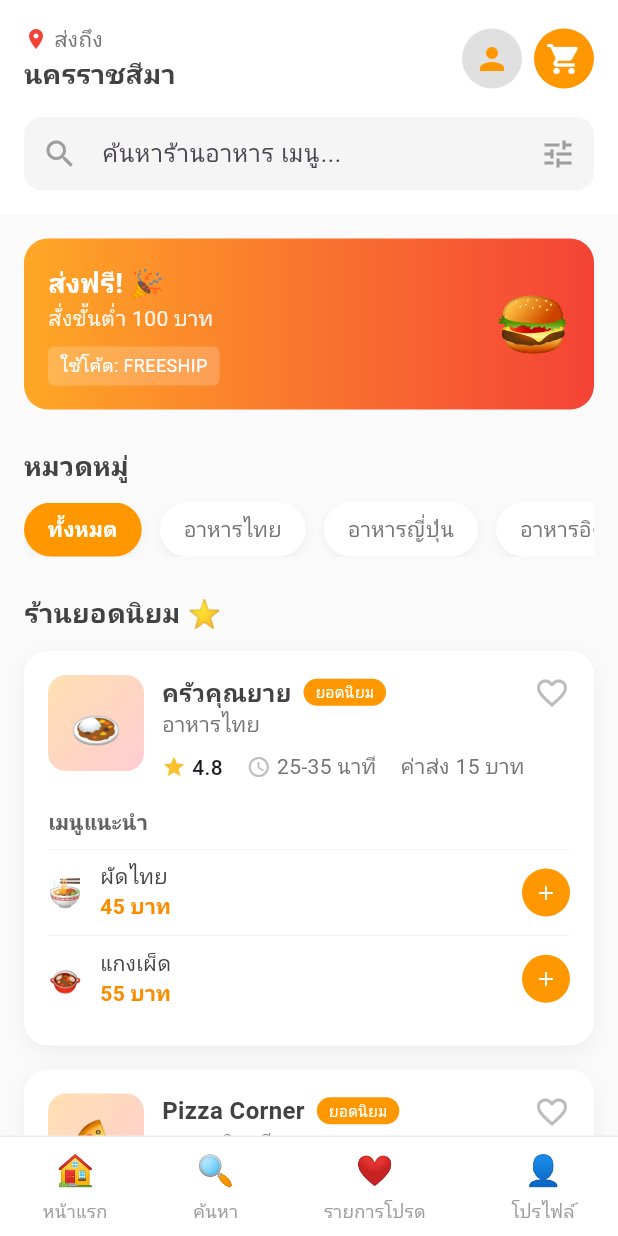
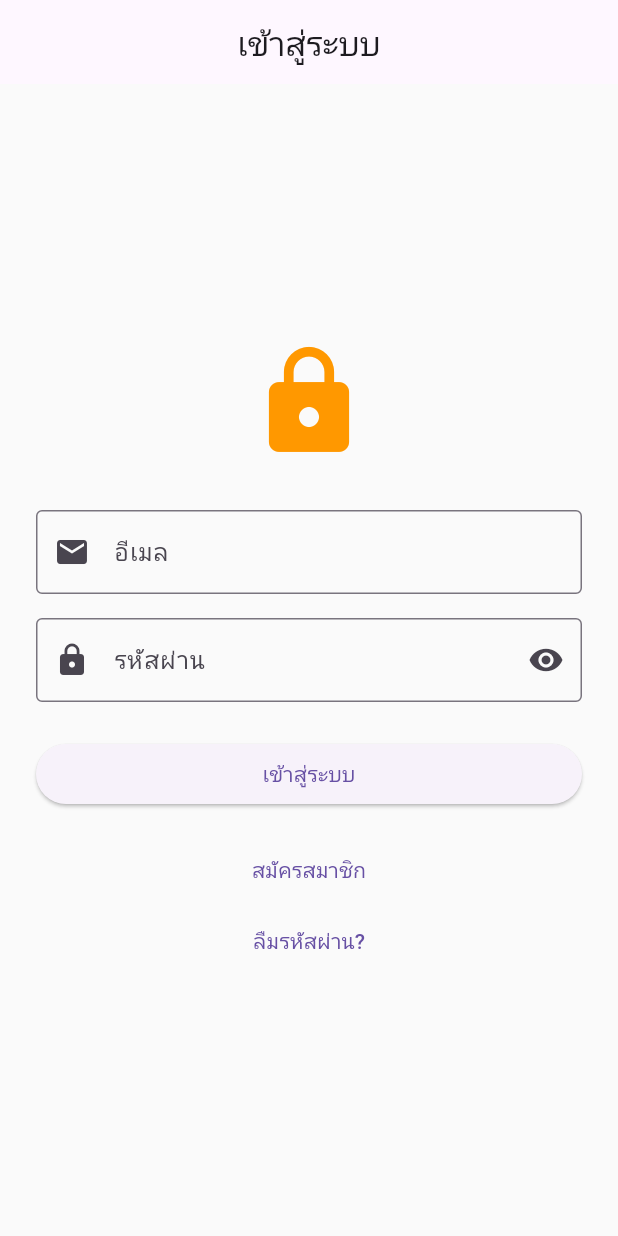
Before and after one commit to Non2412/Food_API, a Flutter app: the screen it shows after launch, on a phone screen of 412 x 824 dp. Run offline on Flutter 3.47's test engine with Material 3 defaults, Android fonts, the phone set to English and light mode, and no system bars.

Commit message:
Add login and logout

```diff
--- /dev/null
+++ b/lib/login_page.dart
@@ -0,0 +1,88 @@
+import 'package:flutter/material.dart';
+
+class LoginPage extends StatefulWidget {
+  const LoginPage({Key? key}) : super(key: key);
+
+  @override
+  State<LoginPage> createState() => _LoginPageState();
+}
+
+class _LoginPageState extends State<LoginPage> {
+  final TextEditingController emailController = TextEditingController();
+  final TextEditingController passwordController = TextEditingController();
+  bool isObscure = true;
+
+  @override
+  Widget build(BuildContext context) {
+    return Scaffold(
+      appBar: AppBar(
+        title: const Text('เข้าสู่ระบบ'),
+        centerTitle: true,
+      ),
+      body: Center(
+        child: SingleChildScrollView(
+          padding: const EdgeInsets.all(24.0),
+          child: Column(
+            mainAxisAlignment: MainAxisAlignment.center,
+            children: [
+              const Icon(Icons.lock, size: 80, color: Colors.orange),
+              const SizedBox(height: 32),
+              TextField(
+                controller: emailController,
+                decoration: const InputDecoration(
+                  labelText: 'อีเมล',
+                  border: OutlineInputBorder(),
+                  prefixIcon: Icon(Icons.email),
+                ),
+                keyboardType: TextInputType.emailAddress,
+              ),
+              const SizedBox(height: 16),
+              TextField(
+                controller: passwordController,
+                obscureText: isObscure,
+                decoration: InputDecoration(
+                  labelText: 'รหัสผ่าน',
+                  border: const OutlineInputBorder(),
+                  prefixIcon: const Icon(Icons.lock),
+                  suffixIcon: IconButton(
+                    icon: Icon(isObscure ? Icons.visibility : Icons.visibility_off),
+                    onPressed: () {
+                      setState(() {
+                        isObscure = !isObscure;
+                      });
+                    },
+                  ),
+                ),
+              ),
+              const SizedBox(height: 24),
+              SizedBox(
+                width: double.infinity,
+                child: ElevatedButton(
+                  onPressed: () {
+                    // ตัวอย่าง: เข้าสู่ระบบสำเร็จ ไปหน้า Home
+                    Navigator.pushReplacementNamed(context, '/home');
+                  },
+                  child: const Text('เข้าสู่ระบบ'),
+                ),
+              ),
+              const SizedBox(height: 16),
+              TextButton(
+                onPressed: () {
+                  // ไปหน้าสมัครสมาชิก
+                  Navigator.pushNamed(context, '/register');
+                },
+                child: const Text('สมัครสมาชิก'),
+              ),
+              TextButton(
+                onPressed: () {
+                  // TODO: เพิ่มฟังก์ชันลืมรหัสผ่าน
+                },
+                child: const Text('ลืมรหัสผ่าน?'),
+              ),
+            ],
+          ),
+        ),
+      ),
+    );
+  }
+}
--- a/lib/main.dart
+++ b/lib/main.dart
@@ -1,5 +1,7 @@
 import 'package:flutter/material.dart';
 import 'profile_page.dart';
+import 'login_page.dart';
+import 'register_page.dart';
 
 void main() {
   runApp(MyApp());
@@ -15,7 +17,13 @@ class MyApp extends StatelessWidget {
         scaffoldBackgroundColor: Colors.grey[50],
         fontFamily: 'Roboto',
       ),
-      home: RestaurantHomePage(),
+      initialRoute: '/login',
+      routes: {
+        '/login': (context) => const LoginPage(),
+        '/register': (context) => const RegisterPage(),
+        '/profile': (context) => const ProfilePage(),
+        '/home': (context) => RestaurantHomePage(),
+      },
       debugShowCheckedModeBanner: false,
     );
   }
```
Also changed, not shown: lib/profile_page.dart (+22 -0 lines), lib/register_page.dart (added, +126 -0 lines).
